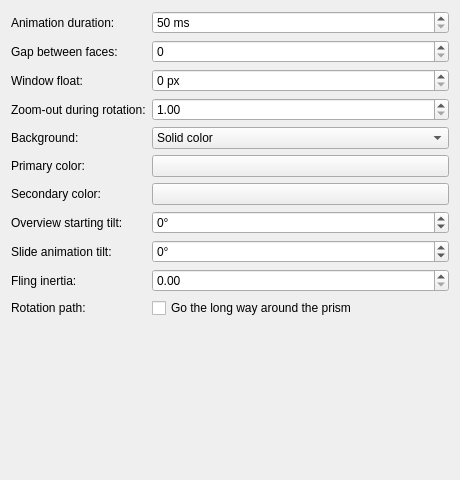
Old version of the form package/contents/ui/config.ui in the repository JohnAbassian/kwin-effects-prism.
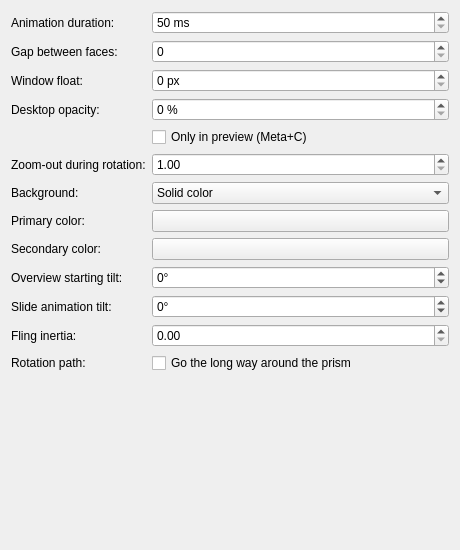
New version of the form. Custom widgets are drawn as their Qt base class.

Commit message: add opacity options so I can see windows through prism walls

Patch:
```diff
--- a/package/contents/ui/config.ui
+++ b/package/contents/ui/config.ui
@@ -7,7 +7,7 @@
     <x>0</x>
     <y>0</y>
     <width>460</width>
-    <height>480</height>
+    <height>550</height>
    </rect>
   </property>
   <layout class="QFormLayout" name="formLayout">
@@ -87,13 +87,49 @@
     </widget>
    </item>
    <item row="3" column="0">
+    <widget class="QLabel" name="desktopOpacityLabel">
+     <property name="text">
+      <string>Desktop opacity:</string>
+     </property>
+    </widget>
+   </item>
+   <item row="3" column="1">
+    <widget class="QSpinBox" name="kcfg_DesktopOpacity">
+     <property name="suffix">
+      <string> %</string>
+     </property>
+     <property name="minimum">
+      <number>0</number>
+     </property>
+     <property name="maximum">
+      <number>100</number>
+     </property>
+     <property name="singleStep">
+      <number>5</number>
+     </property>
+     <property name="toolTip">
+      <string>Wallpaper opacity on each prism face. Lower values let you see windows on other desktops through the face. Maximized windows on a face stay solid.</string>
+     </property>
+    </widget>
+   </item>
+   <item row="4" column="1">
+    <widget class="QCheckBox" name="kcfg_DesktopOpacityPreviewOnly">
+     <property name="text">
+      <string>Only in preview (Meta+C)</string>
+     </property>
+     <property name="toolTip">
+      <string>When checked, wallpaper opacity is used only while the prism is open with Meta+C. Desktop switches stay fully opaque.</string>
+     </property>
+    </widget>
+   </item>
+   <item row="5" column="0">
     <widget class="QLabel" name="zoomLabel">
      <property name="text">
       <string>Zoom-out during rotation:</string>
      </property>
     </widget>
    </item>
-   <item row="3" column="1">
+   <item row="5" column="1">
     <widget class="QDoubleSpinBox" name="kcfg_DistanceFactor">
      <property name="decimals">
       <number>2</number>
@@ -112,14 +148,14 @@
      </property>
     </widget>
    </item>
-   <item row="4" column="0">
+   <item row="6" column="0">
     <widget class="QLabel" name="bgStyleLabel">
      <property name="text">
       <string>Background:</string>
      </property>
     </widget>
    </item>
-   <item row="4" column="1">
+   <item row="6" column="1">
     <widget class="QComboBox" name="kcfg_BackgroundStyle">
      <item>
       <property name="text">
@@ -143,42 +179,42 @@
      </item>
     </widget>
    </item>
-   <item row="5" column="0">
+   <item row="7" column="0">
     <widget class="QLabel" name="colorLabel">
      <property name="text">
       <string>Primary color:</string>
      </property>
     </widget>
    </item>
-   <item row="5" column="1">
+   <item row="7" column="1">
     <widget class="KColorButton" name="kcfg_BackgroundColor">
      <property name="flat">
       <bool>false</bool>
      </property>
     </widget>
    </item>
-   <item row="6" column="0">
+   <item row="8" column="0">
     <widget class="QLabel" name="color2Label">
      <property name="text">
       <string>Secondary color:</string>
      </property>
     </widget>
    </item>
-   <item row="6" column="1">
+   <item row="8" column="1">
     <widget class="KColorButton" name="kcfg_BackgroundColor2">
      <property name="flat">
       <bool>false</bool>
      </property>
     </widget>
    </item>
-   <item row="7" column="0">
+   <item row="9" column="0">
     <widget class="QLabel" name="overviewElevationLabel">
      <property name="text">
       <string>Overview starting tilt:</string>
      </property>
     </widget>
    </item>
-   <item row="7" column="1">
+   <item row="9" column="1">
     <widget class="QDoubleSpinBox" name="kcfg_OverviewElevation">
      <property name="suffix">
       <string>°</string>
@@ -200,14 +236,14 @@
      </property>
     </widget>
    </item>
-   <item row="8" column="0">
+   <item row="10" column="0">
     <widget class="QLabel" name="switchElevationLabel">
      <property name="text">
       <string>Slide animation tilt:</string>
      </property>
     </widget>
    </item>
-   <item row="8" column="1">
+   <item row="10" column="1">
     <widget class="QDoubleSpinBox" name="kcfg_SwitchElevation">
      <property name="suffix">
       <string>°</string>
@@ -229,14 +265,14 @@
      </property>
     </widget>
    </item>
-   <item row="9" column="0">
+   <item row="11" column="0">
     <widget class="QLabel" name="inertiaLabel">
      <property name="text">
       <string>Fling inertia:</string>
      </property>
     </widget>
    </item>
-   <item row="9" column="1">
+   <item row="11" column="1">
     <widget class="QDoubleSpinBox" name="kcfg_Inertia">
      <property name="decimals">
       <number>2</number>
@@ -255,14 +291,14 @@
      </property>
     </widget>
    </item>
-   <item row="10" column="0">
+   <item row="12" column="0">
     <widget class="QLabel" name="rotateLabel">
      <property name="text">
       <string>Rotation path:</string>
      </property>
     </widget>
    </item>
-   <item row="10" column="1">
+   <item row="12" column="1">
     <widget class="QCheckBox" name="kcfg_RotateAllTheWay">
      <property name="text">
       <string>Go the long way around the prism</string>
```
The commit also changes 4 other files.
